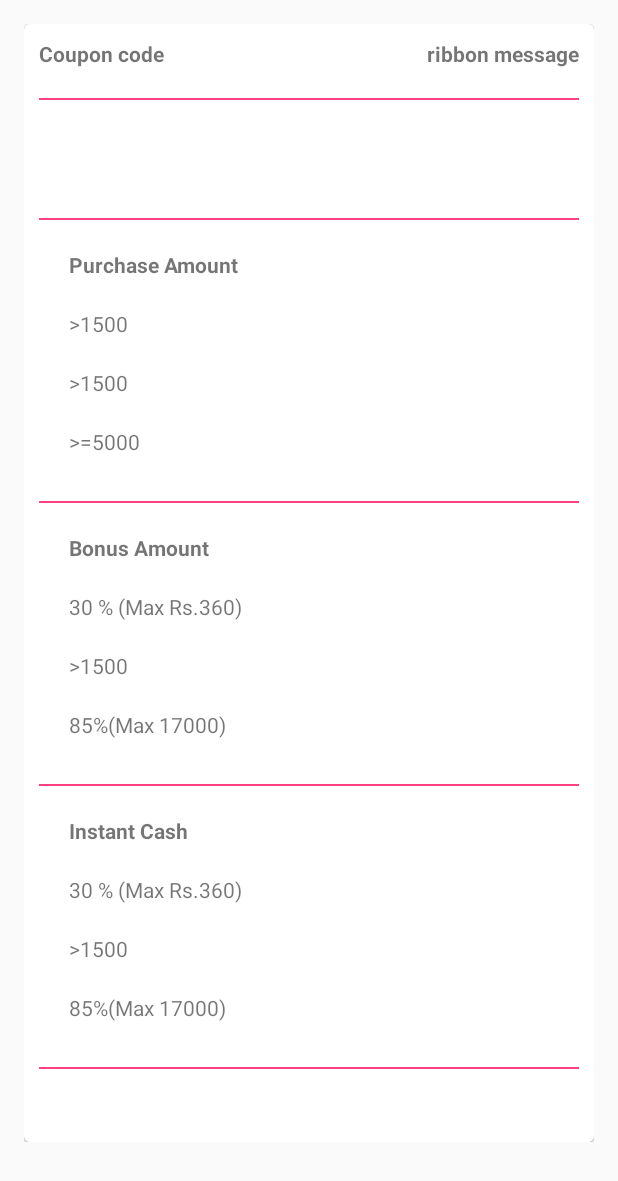
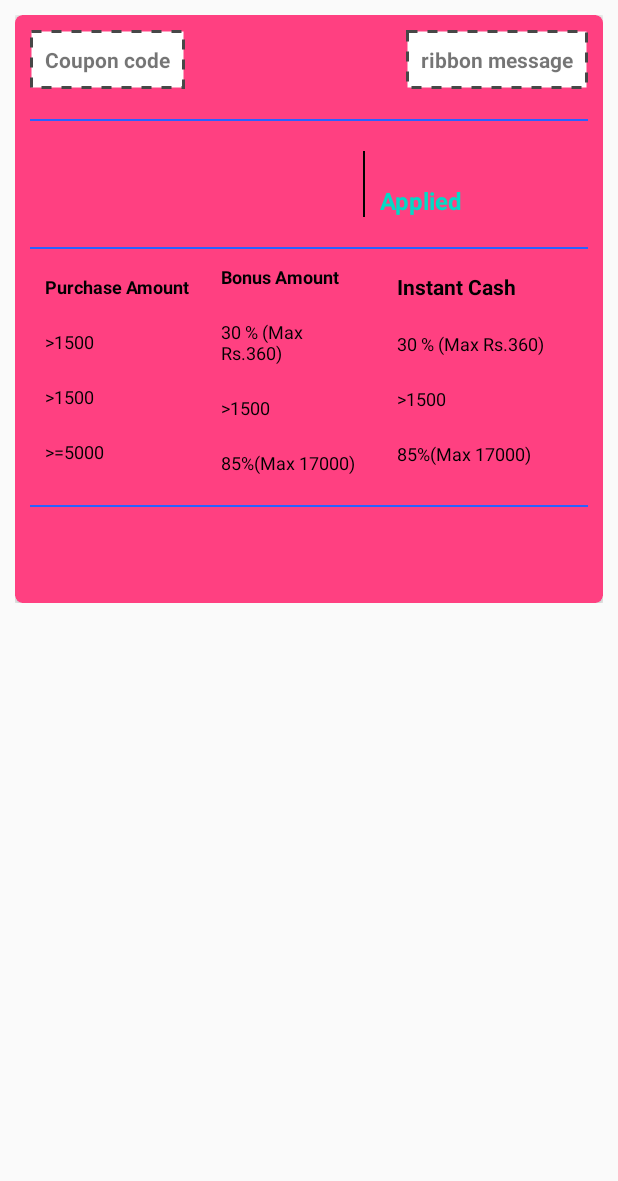
Before and after one commit to shaikkhaajpeer/PersonalDemos, an Android app: the layout result_item.xml on its own in the app's theme, with its tools: preview values and no code run, on a phone screen of 412 x 824 dp. Shown: the top 1181 px of the screen. Run offline under Robolectric (Android 15) with nearby library versions, the light colour scheme and no system bars.

Commit message:
updated files

```diff
--- a/app/src/main/java/com/mobius/demoapp/adapter/RecyclerAdapter.kt
+++ b/app/src/main/java/com/mobius/demoapp/adapter/RecyclerAdapter.kt
@@ -59,7 +59,7 @@ class MovieViewHolder(inflater: LayoutInflater, parent: ViewGroup) :
 
         mCouponDiscount?.text="Get "+totalValue.toString()+" % "+" upto $ "+totalAmount
         mValidTill?.text="Valid Till"+movie.valid_until
-        mDeposit?.text ="Min Deposit" + movie.slabs[0].min.toString() +"Applied"
+        mDeposit?.text ="Min Deposit" + movie.slabs[0].min.toString()
         mBonus?.text ="For Every" + movie.wager_to_release_ratio_numerator.toString() +" bet "+movie.wager_to_release_ratio_denominator +" will be released from the bonus amount"
 
         mBonusExpiry?.text ="Bonus expiry "+ movie.wager_bonus_expiry.toString()+" days from the issue "
--- /dev/null
+++ b/app/src/main/res/drawable/dotted_bg.xml
@@ -0,0 +1,14 @@
+<shape xmlns:android="http://schemas.android.com/apk/res/android"
+    android:shape="rectangle">
+    <padding
+        android:bottom="1dp"
+        android:left="4dp"
+        android:right="4dp"
+        android:top="1dp"/>
+    <solid android:color="@android:color/white"/>
+    <stroke
+        android:width="2dp"
+        android:color="#ff474747"
+        android:dashGap="10px"
+        android:dashWidth="10px"/>
+</shape>
--- /dev/null
+++ b/app/src/main/res/drawable/flag_icon.xml
@@ -0,0 +1,11 @@
+<?xml version="1.0" encoding="utf-8"?>
+<vector xmlns:android="http://schemas.android.com/apk/res/android"
+    android:width="32dp"
+    android:height="32dp"
+    android:viewportWidth="32"
+    android:viewportHeight="32">
+
+    <path
+        android:fillColor="#000000"
+        android:pathData="M17.83,5a1.05,1.05,0,0,1-0.71-0.29l-0.83-0.83A3,3,0,0,0,14.17,3H4V29H6V17h8.17a1.05,1.05,0,0,1,0.71 0.29 l0.83 0.83 a3,3,0,0,0,2.12 0.88 H28V5ZM26,17H17.83a1.05,1.05,0,0,1-0.71-0.29l-0.83-0.83A3,3,0,0,0,14.17,15H6V5h8.17a1.05,1.05,0,0,1,0.71 0.29 l0.83 0.83 A3,3,0,0,0,17.83,7H26Z" />
+</vector>
--- a/app/src/main/res/layout/result_item.xml
+++ b/app/src/main/res/layout/result_item.xml
@@ -1,14 +1,19 @@
 <?xml version="1.0" encoding="utf-8"?>
 <FrameLayout xmlns:android="http://schemas.android.com/apk/res/android"
+    xmlns:app="http://schemas.android.com/apk/res-auto"
     android:layout_width="match_parent"
+    android:padding="10dp"
     android:layout_height="wrap_content"
-    android:padding="16dp">
+    >
 
     <com.google.android.material.card.MaterialCardView
         android:id="@+id/card"
         android:layout_width="match_parent"
         android:layout_height="wrap_content"
-        android:padding="10dp">
+        android:background="@color/color_background"
+        app:cardCornerRadius="5dp"
+        app:cardElevation="5dp"
+        app:cardBackgroundColor="@color/colorAccent">
 
         <RelativeLayout
             android:layout_width="match_parent"
@@ -25,6 +30,10 @@
                     android:id="@+id/txt_coupon_code"
                     android:layout_width="wrap_content"
                     android:layout_height="wrap_content"
+                    android:layout_centerVertical="true"
+                    android:background="@drawable/dotted_bg"
+                    android:gravity="center"
+                    android:padding="10dp"
                     android:text="Coupon code"
                     android:textStyle="bold" />
 
@@ -33,9 +42,12 @@
                     android:layout_width="wrap_content"
                     android:layout_height="wrap_content"
                     android:layout_alignParentEnd="true"
+                    android:background="@drawable/dotted_bg"
+                    android:gravity="center"
+                    android:padding="10dp"
                     android:paddingLeft="16dp"
-                    android:textStyle="bold"
-                    android:text="ribbon message" />
+                    android:text="ribbon message"
+                    android:textStyle="bold" />
             </RelativeLayout>
 
             <View
@@ -44,45 +56,74 @@
                 android:layout_height="1dp"
                 android:layout_below="@+id/rel_coupon"
                 android:layout_marginTop="10dp"
-                android:background="@color/colorAccent"
+                android:background="@color/color_secondary"
                 android:padding="10dp" />
 
-            <RelativeLayout
+            <LinearLayout
                 android:id="@+id/rel_discount"
                 android:layout_width="match_parent"
                 android:layout_height="wrap_content"
                 android:layout_below="@+id/viewone"
                 android:layout_marginTop="10dp"
-                android:padding="10dp">
+                android:orientation="horizontal"
+                android:padding="10dp"
+                android:weightSum="10">
+
+                <LinearLayout
+                    android:layout_width="0dp"
+                    android:layout_height="wrap_content"
+                    android:orientation="vertical"
+                    android:layout_weight="6">
 
                     <TextView
                         android:id="@+id/txt_discount"
                         android:layout_width="wrap_content"
                         android:layout_height="wrap_content"
                         android:paddingLeft="16dp"
-                    android:text="" />
+                        android:text=""
+                        android:textSize="16sp"
+                        android:textStyle="bold" />
 
                     <TextView
                         android:id="@+id/txt_valid"
                         android:layout_width="wrap_content"
                         android:layout_height="wrap_content"
-                    android:layout_below="@+id/txt_discount"
                         android:paddingLeft="16dp"
-                    android:text="" />
+                        android:text=""
+                        android:textSize="16sp"
+                        android:textStyle="bold" />
+                </LinearLayout>
+
+                <View
+                    android:layout_width="1dp"
+                    android:layout_height="match_parent"
+                    android:layout_marginLeft="20dp"
+                    android:background="@color/black" />
 
                 <LinearLayout
-                    android:layout_width="wrap_content"
+                    android:layout_width="0dp"
                     android:layout_height="wrap_content"
-                    android:layout_alignParentEnd="true">
+                    android:layout_marginStart="10dp"
+                    android:orientation="vertical"
+                    android:layout_weight="4">
 
                     <TextView
                         android:id="@+id/txt_deposit"
                         android:layout_width="wrap_content"
                         android:layout_height="wrap_content"
-                        android:text="" />
+                        android:text=""
+                        android:textSize="16sp"
+                        android:textStyle="bold" />
+                    <TextView
+                        android:layout_width="wrap_content"
+                        android:layout_height="wrap_content"
+                        android:text="Applied"
+                        android:textSize="16sp"
+                        android:textColor="@color/teal_200"
+                        android:textStyle="bold" />
+
                 </LinearLayout>
-
-            </RelativeLayout>
+            </LinearLayout>
 
             <View
                 android:id="@+id/viewtwo"
@@ -90,162 +131,31 @@
                 android:layout_height="1dp"
                 android:layout_below="@+id/rel_discount"
                 android:layout_marginTop="10dp"
-                android:background="@color/colorAccent"
+                android:background="@color/color_secondary"
                 android:padding="10dp" />
 
             <LinearLayout
-                android:id="@+id/lnr_purchase"
-                android:layout_width="match_parent"
-                android:layout_height="wrap_content"
-                android:layout_below="@+id/viewtwo"
-                android:orientation="vertical"
-                android:padding="10dp">
-
-                <TextView
                 android:layout_width="wrap_content"
                 android:layout_height="wrap_content"
-                    android:padding="10dp"
-                    android:paddingLeft="16dp"
-                    android:textStyle="bold"
-                    android:text="Purchase Amount" />
-
-                <TextView
-                    android:layout_width="wrap_content"
-                    android:layout_height="wrap_content"
-                    android:padding="10dp"
-                    android:paddingLeft="16dp"
-
-                    android:text=">1500" />
-
-                <TextView
-                    android:id="@+id/txt_slab"
-                    android:layout_width="wrap_content"
-                    android:layout_height="wrap_content"
-                    android:padding="10dp"
-                    android:paddingLeft="16dp"
-                    android:text=">1500" />
-
-                <TextView
-                    android:layout_width="wrap_content"
-                    android:layout_height="wrap_content"
-                    android:padding="10dp"
-                    android:paddingLeft="16dp"
-
-                    android:text=">=5000" />
+                android:id="@+id/lnr_purchase"
+                android:layout_below="@+id/viewtwo"
+                >
+                <include layout="@layout/row_item"/>
 
             </LinearLayout>
-
-
             <View
                 android:id="@+id/viewthree"
                 android:layout_width="match_parent"
                 android:layout_height="1dp"
                 android:layout_below="@+id/lnr_purchase"
                 android:layout_marginTop="10dp"
-                android:background="@color/colorAccent"
+                android:background="@color/color_secondary"
                 android:padding="10dp" />
-
-            <LinearLayout
-                android:id="@+id/lnr_bonus"
-                android:layout_width="match_parent"
-                android:layout_height="wrap_content"
-                android:layout_below="@+id/viewthree"
-                android:orientation="vertical"
-                android:padding="10dp">
-
-                <TextView
-                    android:layout_width="wrap_content"
-                    android:layout_height="wrap_content"
-                    android:padding="10dp"
-                    android:paddingLeft="16dp"
-                    android:textStyle="bold"
-                    android:text="Bonus Amount" />
-
-                <TextView
-                    android:layout_width="wrap_content"
-                    android:layout_height="wrap_content"
-                    android:padding="10dp"
-                    android:paddingLeft="16dp"
-                    android:text="30 % (Max Rs.360)" />
-
-                <TextView
-                    android:id="@+id/txt_bonus_amt"
-                    android:layout_width="wrap_content"
-                    android:layout_height="wrap_content"
-                    android:padding="10dp"
-                    android:paddingLeft="16dp"
-                    android:text=">1500" />
-
-                <TextView
-                    android:layout_width="wrap_content"
-                    android:layout_height="wrap_content"
-                    android:padding="10dp"
-                    android:paddingLeft="16dp"
-                    android:text="85%(Max 17000)" />
-
-            </LinearLayout>
-
-            <View
-                android:id="@+id/viewfour"
-                android:layout_width="match_parent"
-                android:layout_height="1dp"
-                android:layout_below="@+id/lnr_bonus"
-                android:layout_marginTop="10dp"
-                android:background="@color/colorAccent"
-                android:padding="10dp" />
-            <LinearLayout
-                android:id="@+id/lnr_instant"
-                android:layout_width="match_parent"
-                android:layout_height="wrap_content"
-                android:layout_below="@+id/viewfour"
-                android:orientation="vertical"
-                android:padding="10dp">
-
-                <TextView
-                    android:layout_width="wrap_content"
-                    android:layout_height="wrap_content"
-                    android:padding="10dp"
-                    android:paddingLeft="16dp"
-                    android:textStyle="bold"
-                    android:text="Instant Cash" />
-
-                <TextView
-                    android:layout_width="wrap_content"
-                    android:layout_height="wrap_content"
-                    android:padding="10dp"
-                    android:paddingLeft="16dp"
-                    android:text="30 % (Max Rs.360)" />
-
-                <TextView
-                    android:id="@+id/txt_instant"
-                    android:layout_width="wrap_content"
-                    android:layout_height="wrap_content"
-                    android:padding="10dp"
-                    android:paddingLeft="16dp"
-                    android:text=">1500" />
-
-                <TextView
-                    android:layout_width="wrap_content"
-                    android:layout_height="wrap_content"
-                    android:padding="10dp"
-                    android:paddingLeft="16dp"
-                    android:text="85%(Max 17000)" />
-
-            </LinearLayout>
-
-            <View
-                android:id="@+id/viewfive"
-                android:layout_width="match_parent"
-                android:layout_height="1dp"
-                android:layout_below="@+id/lnr_instant"
-                android:layout_marginTop="10dp"
-                android:background="@color/colorAccent"
-                android:padding="10dp" />
-
             <LinearLayout
                 android:layout_width="wrap_content"
                 android:layout_height="wrap_content"
-                android:layout_below="@+id/viewfive"
+                android:layout_below="@+id/viewthree"
+                android:layout_marginTop="10dp"
                 android:orientation="vertical">
 
                 <TextView
@@ -253,6 +163,8 @@
                     android:layout_width="wrap_content"
                     android:layout_height="wrap_content"
                     android:paddingLeft="16dp"
+                    android:textSize="16sp"
+                    android:textStyle="bold"
                     android:text="" />
 
                 <TextView
@@ -260,6 +172,8 @@
                     android:layout_width="wrap_content"
                     android:layout_height="wrap_content"
                     android:paddingLeft="16dp"
+                    android:textSize="16sp"
+                    android:textStyle="bold"
                     android:text="" />
 
             </LinearLayout>
--- /dev/null
+++ b/app/src/main/res/layout/row_item.xml
@@ -0,0 +1,147 @@
+<?xml version="1.0" encoding="utf-8"?>
+<LinearLayout xmlns:android="http://schemas.android.com/apk/res/android"
+    xmlns:app="http://schemas.android.com/apk/res-auto"
+    android:layout_width="match_parent"
+    android:layout_height="wrap_content"
+    android:orientation="vertical"
+    >
+
+    <LinearLayout
+        android:layout_width="match_parent"
+        android:layout_height="wrap_content"
+        android:layout_gravity="center"
+        android:orientation="horizontal"
+        android:gravity="center"
+        android:weightSum="3">
+
+        <LinearLayout
+            android:layout_width="0dp"
+            android:layout_weight="1"
+            android:orientation="vertical"
+            android:layout_height="wrap_content">
+        <TextView
+            android:layout_width="wrap_content"
+            android:layout_height="wrap_content"
+            android:padding="10dp"
+            android:text="Purchase Amount"
+            android:textColor="@color/black"
+
+            android:textSize="12sp"
+            android:textStyle="bold" />
+            <TextView
+                android:layout_width="wrap_content"
+                android:layout_height="wrap_content"
+                android:padding="10dp"
+                android:textSize="12sp"
+                android:textColor="@color/black"
+                android:text=">1500" />
+
+            <TextView
+                android:id="@+id/txt_slab"
+                android:layout_width="wrap_content"
+                android:layout_height="wrap_content"
+                android:padding="10dp"
+                android:textColor="@color/black"
+                android:textSize="12sp"
+
+                android:text=">1500" />
+
+            <TextView
+                android:layout_width="wrap_content"
+                android:layout_height="wrap_content"
+                android:padding="10dp"
+                android:textColor="@color/black"
+                android:textSize="12sp"
+
+                android:text=">=5000" />
+        </LinearLayout>
+
+        <LinearLayout
+            android:layout_width="0dp"
+            android:orientation="vertical"
+            android:layout_height="wrap_content"
+            android:layout_weight="1">
+        <TextView
+            android:layout_width="wrap_content"
+            android:layout_height="wrap_content"
+            android:padding="10dp"
+            android:textSize="12sp"
+            android:textColor="@color/black"
+
+            android:text="Bonus Amount"
+            android:textStyle="bold" />
+            <TextView
+                android:layout_width="wrap_content"
+                android:layout_height="wrap_content"
+                android:padding="10dp"
+                android:textColor="@color/black"
+
+                android:textSize="12sp"
+                android:text="30 % (Max Rs.360)" />
+
+            <TextView
+                android:id="@+id/txt_bonus_amt"
+                android:layout_width="wrap_content"
+                android:layout_height="wrap_content"
+                android:padding="10dp"
+                android:textSize="12sp"
+                android:textColor="@color/black"
+
+                android:text=">1500" />
+
+            <TextView
+                android:layout_width="wrap_content"
+                android:layout_height="wrap_content"
+                android:padding="10dp"
+                android:textColor="@color/black"
+
+                android:textSize="12sp"
+
+                android:text="85%(Max 17000)" />
+        </LinearLayout>
+
+        <LinearLayout
+            android:layout_width="0dp"
+            android:layout_weight="1"
+            android:orientation="vertical"
+            android:layout_height="wrap_content">
+        <TextView
+            android:layout_width="wrap_content"
+            android:layout_height="wrap_content"
+            android:padding="10dp"
+            android:text="Instant Cash"
+            android:textColor="@color/black"
+
+            android:textStyle="bold" />
+            <TextView
+                android:layout_width="wrap_content"
+                android:layout_height="wrap_content"
+                android:padding="10dp"
+                android:textSize="12sp"
+                android:textColor="@color/black"
+
+
+                android:text="30 % (Max Rs.360)" />
+
+            <TextView
+                android:id="@+id/txt_instant"
+                android:layout_width="wrap_content"
+                android:layout_height="wrap_content"
+                android:padding="10dp"
+                android:textSize="12sp"
+                android:textColor="@color/black"
+                android:text=">1500" />
+
+            <TextView
+                android:layout_width="wrap_content"
+                android:layout_height="wrap_content"
+                android:padding="10dp"
+                android:textSize="12sp"
+                android:textColor="@color/black"
+                android:text="85%(Max 17000)" />
+        </LinearLayout>
+
+    </LinearLayout>
+
+
+</LinearLayout>
```
Also changed, not shown: app/src/main/res/drawable/ribbon.jpg (added). Lines whose indentation alone changed are shown as unchanged.
